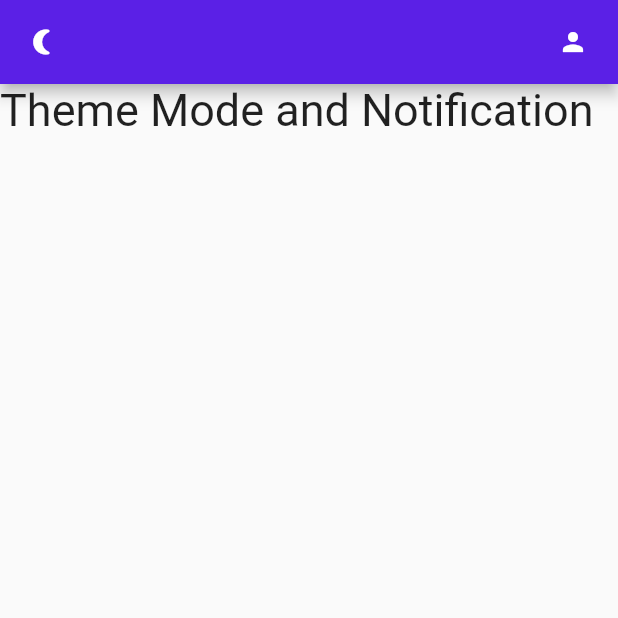
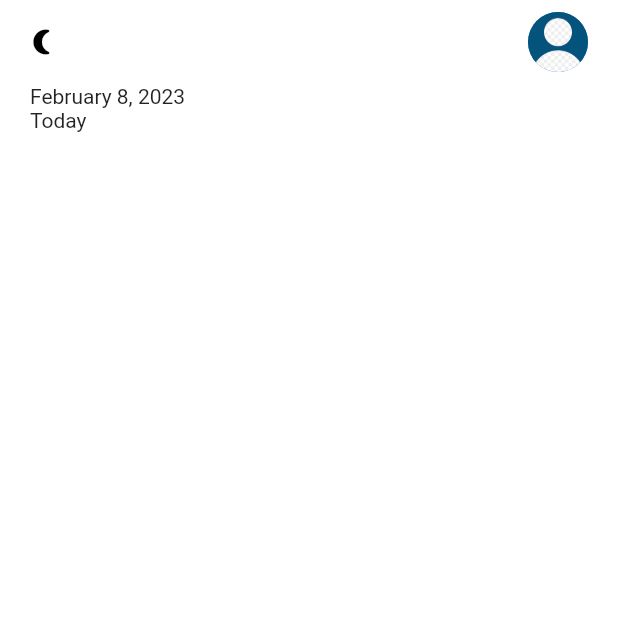
Before and after one commit to egetelli/myapp, a Flutter app: the screen it shows after launch, on a phone screen of 412 x 824 dp, the top half of it. Run offline on Flutter 3.47's test engine with Material 2 defaults, Android fonts, the phone set to English and light mode, and no system bars; our stand-ins replace flex_color_scheme, flutter_local_notifications, get, get_storage, google_fonts, timezone.

Commit message:
bazı düzenlemeler

```diff
--- a/lib/ui/home_page.dart
+++ b/lib/ui/home_page.dart
@@ -1,6 +1,7 @@
 import 'package:flutter/material.dart';
 import 'package:flutter/src/widgets/framework.dart';
 import 'package:flutter/src/widgets/placeholder.dart';
+import 'package:intl/intl.dart';
 import 'package:myapp/services/theme_services.dart';
 import 'package:get/get.dart';
 import '../services/notification_services.dart';
@@ -29,9 +30,21 @@ class _HomePageState extends State<HomePage> {
       appBar: _appBar(),
       body: Column(
         children: [
-          Text(
-            "Theme Mode and Notification",
-            style: TextStyle(fontSize: 30),
+          Row(
+            children: [
+              Container(
+                margin: const EdgeInsets.symmetric(horizontal: 20),
+                child: Column(
+                  crossAxisAlignment: CrossAxisAlignment.start,
+                  children: [
+                    Text(
+                      DateFormat.yMMMMd().format(DateTime.now()),
+                    ),
+                    Text("Today"),
+                  ],
+                ),
+              )
+            ],
           )
         ],
       ),
@@ -40,6 +53,8 @@ class _HomePageState extends State<HomePage> {
 
   _appBar() {
     return AppBar(
+      elevation: 0,
+      backgroundColor: context.theme.scaffoldBackgroundColor,
       leading: GestureDetector(
         onTap: () {
           ThemeService().switchTheme();
@@ -51,14 +66,16 @@ class _HomePageState extends State<HomePage> {
           notifyHelper.scheduledNotification();
         },
         child: Icon(
-          Icons.nightlight_round,
+          Get.isDarkMode ? Icons.sunny : Icons.nightlight_round,
           size: 20,
+          color: Get.isDarkMode ? Colors.white : Colors.black,
         ),
       ),
       actions: [
-        Icon(
-          Icons.person,
-          size: 20,
+        CircleAvatar(
+          backgroundImage: AssetImage(
+            "images/profile.png",
+          ),
         ),
         SizedBox(
           width: 20,
--- a/lib/ui/theme.dart
+++ b/lib/ui/theme.dart
@@ -1,15 +1,26 @@
 import 'package:flutter/material.dart';
 import 'package:flex_color_scheme/flex_color_scheme.dart';
+import 'package:google_fonts/google_fonts.dart';
 
 class Themes {
   static final light = ThemeData(
+      scaffoldBackgroundColor: Colors.white,
       appBarTheme: AppBarTheme(color: Color.fromARGB(255, 91, 32, 230)),
       brightness: Brightness.light);
 
   static final dark = ThemeData(
+    //scaffoldBackgroundColor: Colors.black,
     appBarTheme: AppBarTheme(
       color: Colors.black,
     ),
     brightness: Brightness.dark,
   );
 }
+
+TextStyle get subHeadingStyle {
+  return GoogleFonts.lato(
+      textStyle: TextStyle(
+    fontSize: 24,
+    fontWeight: FontWeight.bold,
+  ));
+}
--- a/pubspec.yaml
+++ b/pubspec.yaml
@@ -36,6 +36,8 @@ dependencies:
   cupertino_icons: ^1.0.2
   get_storage:
   get:
+  intl:
+  google_fonts:
   flutter_local_notifications: ^9.3.1
   flutter_native_timezone:
   flex_color_scheme: ^6.1.2
@@ -62,8 +64,8 @@ flutter:
   uses-material-design: true
 
   # To add assets to your application, add an assets section, like this:
-  # assets:
-  #   - images/a_dot_burr.jpeg
+  assets:
+     - images/
   #   - images/a_dot_ham.jpeg
 
   # An image asset can refer to one or more resolution-specific "variants", see
```
Also changed, not shown: images/profile.png (added), pubspec.lock.
